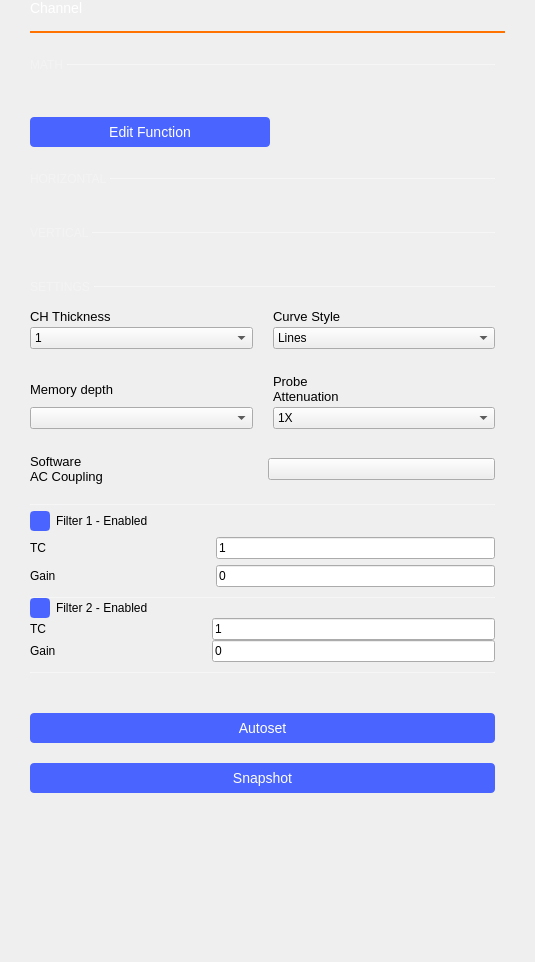
Above: ui/channel_settings.ui from analogdevicesinc/scopy before the change. Below: the same form after it.
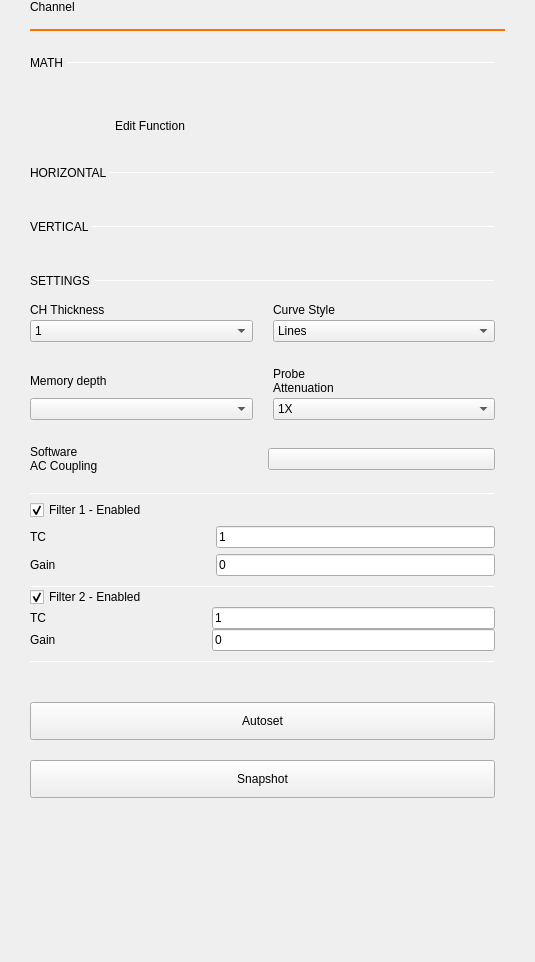
That is the form after the change. Custom widgets are drawn as their Qt base class.

What changed in the file:
```diff
--- a/ui/channel_settings.ui
+++ b/ui/channel_settings.ui
@@ -34,12 +34,6 @@
        <verstretch>0</verstretch>
       </sizepolicy>
      </property>
-     <property name="styleSheet">
-      <string notr="true">color: white;
-font-size: 14px;
-font-weight: normal;
-</string>
-     </property>
      <property name="text">
       <string>Channel</string>
      </property>
@@ -198,9 +192,6 @@
                   <height>1</height>
                  </size>
                 </property>
-                <property name="styleSheet">
-                 <string notr="true">border: 1px solid rgba(255, 255, 255, 70);</string>
-                </property>
                 <property name="orientation">
                  <enum>Qt::Horizontal</enum>
                 </property>
@@ -214,12 +205,6 @@
                   <verstretch>0</verstretch>
                  </sizepolicy>
                 </property>
-                <property name="styleSheet">
-                 <string notr="true">QLabel {
-  font-size: 12px;
-color: rgba(255, 255, 255, 70);
-}</string>
-                </property>
                 <property name="text">
                  <string>MATH </string>
                 </property>
@@ -273,11 +258,7 @@
               <item>
                <widget class="QLabel" name="function_2">
                 <property name="styleSheet">
-                 <string notr="true">QLabel {
-	color: white;
-	font: bold  ;	
-	font-size: 16px;
-}</string>
+                 <string notr="true"/>
                 </property>
                 <property name="text">
                  <string/>
@@ -314,31 +295,13 @@
                </size>
               </property>
               <property name="styleSheet">
-               <string notr="true">QPushButton {
+               <string notr="true">QPushButton{
   min-height: 30px;
   max-height: 30px;
   min-width: 240px;
   max-width: 240px;
 
   border: 0px;
-  border-radius: 4px;
-
-  background-color: #4a64ff;
-  color: #ffffff;
-
-  font-size: 14px;
-}
-
-QPushButton:pressed {
-  background-color: #2a44df;
-}
-
-QPushButton:disabled {
-  background-color:  #727273;
-}
-
-QPushButton:hover {
-	background-color: #4a34ff;
 }</string>
               </property>
               <property name="text">
@@ -403,12 +366,6 @@
                <verstretch>0</verstretch>
               </sizepolicy>
              </property>
-             <property name="styleSheet">
-              <string notr="true">QLabel {
-  font-size: 12px;
-color: rgba(255, 255, 255, 70);
-}</string>
-             </property>
              <property name="text">
               <string>HORIZONTAL </string>
              </property>
@@ -428,9 +385,6 @@
                <height>1</height>
               </size>
              </property>
-             <property name="styleSheet">
-              <string notr="true">border: 1px solid rgba(255, 255, 255, 70);</string>
-             </property>
              <property name="orientation">
               <enum>Qt::Horizontal</enum>
              </property>
@@ -495,9 +449,6 @@
                <height>1</height>
               </size>
              </property>
-             <property name="styleSheet">
-              <string notr="true">border: 1px solid rgba(255, 255, 255, 70);</string>
-             </property>
              <property name="orientation">
               <enum>Qt::Horizontal</enum>
              </property>
@@ -511,12 +462,6 @@
                <verstretch>0</verstretch>
               </sizepolicy>
              </property>
-             <property name="styleSheet">
-              <string notr="true">QLabel {
-  font-size: 12px;
-color: rgba(255, 255, 255, 70);
-}</string>
-             </property>
              <property name="text">
               <string>VERTICAL </string>
              </property>
@@ -604,12 +549,6 @@
                <verstretch>0</verstretch>
               </sizepolicy>
              </property>
-             <property name="styleSheet">
-              <string notr="true">QLabel {
-  font-size: 12px;
-color: rgba(255, 255, 255, 70);
-}</string>
-             </property>
              <property name="text">
               <string>SETTINGS </string>
              </property>
@@ -629,9 +568,6 @@
                <height>1</height>
               </size>
              </property>
-             <property name="styleSheet">
-              <string notr="true">border: 1px solid rgba(255, 255, 255, 70);</string>
-             </property>
              <property name="orientation">
               <enum>Qt::Horizontal</enum>
              </property>
@@ -684,9 +620,6 @@
            </property>
            <item>
             <widget class="QLabel" name="lblLineWidth">
-             <property name="styleSheet">
-              <string notr="true">font-size: 13px;</string>
-             </property>
              <property name="text">
               <string>CH Thickness</string>
              </property>
@@ -764,9 +697,6 @@
            </property>
            <item>
             <widget class="QLabel" name="label_3">
-             <property name="styleSheet">
-              <string notr="true">font-size: 13px;</string>
-             </property>
              <property name="text">
               <string>Memory depth</string>
              </property>
@@ -787,9 +717,6 @@
            </property>
            <item>
             <widget class="QLabel" name="label_4">
-             <property name="styleSheet">
-              <string notr="true">font-size: 13px;</string>
-             </property>
              <property name="text">
               <string>Curve Style</string>
              </property>
@@ -857,9 +784,6 @@
               </property>
               <item>
                <widget class="QLabel" name="probe_label">
-                <property name="styleSheet">
-                 <string notr="true">font-size: 13px;</string>
-                </property>
                 <property name="text">
                  <string>Probe
 Attenuation</string>
@@ -926,9 +850,6 @@
           </property>
           <item>
            <widget class="QLabel" name="label_2">
-            <property name="styleSheet">
-             <string notr="true">font-size: 13px;</string>
-            </property>
             <property name="text">
              <string>Software 
 AC Coupling</string>
@@ -954,22 +875,7 @@
        <item>
         <widget class="QWidget" name="filter1" native="true">
          <property name="styleSheet">
-          <string notr="true">QCheckBox::indicator {
-  border: 2px solid rgb(74, 100, 255);
-  border-radius: 4px;
-  width: 16px;
-  height: 16px;
-  subcontrol-position: left;
-}
-
-QCheckBox::indicator:checked {
-  background-color: rgb(74, 100, 255);
-}
-
-QCheckBox{
-text-align: center;
-
-}</string>
+          <string notr="true"/>
          </property>
          <layout class="QVBoxLayout" name="verticalLayout_5">
           <property name="leftMargin">
@@ -998,9 +904,6 @@
               <height>1</height>
              </size>
             </property>
-            <property name="styleSheet">
-             <string notr="true">border: 1px solid rgba(255, 255, 255, 70);</string>
-            </property>
             <property name="orientation">
              <enum>Qt::Horizontal</enum>
             </property>
@@ -1113,6 +1016,9 @@
        </item>
        <item>
         <widget class="QWidget" name="filter2" native="true">
+         <property name="styleSheet">
+          <string notr="true"/>
+         </property>
          <layout class="QVBoxLayout" name="verticalLayout_6">
           <property name="spacing">
            <number>0</number>
@@ -1143,9 +1049,6 @@
               <height>1</height>
              </size>
             </property>
-            <property name="styleSheet">
-             <string notr="true">border: 1px solid rgba(255, 255, 255, 70);</string>
-            </property>
             <property name="orientation">
              <enum>Qt::Horizontal</enum>
             </property>
@@ -1154,22 +1057,7 @@
           <item>
            <widget class="QCheckBox" name="filter2_en">
             <property name="styleSheet">
-             <string notr="true">QCheckBox::indicator {
-  border: 2px solid rgb(74, 100, 255);
-  border-radius: 4px;
-  width: 16px;
-  height: 16px;
-  subcontrol-position: left;
-}
-
-QCheckBox::indicator:checked {
-  background-color: rgb(74, 100, 255);
-}
-
-QCheckBox{
-text-align: center;
-
-}</string>
+             <string notr="true"/>
             </property>
             <property name="text">
              <string>Filter 2 - Enabled</string>
@@ -1288,9 +1176,6 @@
               <height>1</height>
              </size>
             </property>
-            <property name="styleSheet">
-             <string notr="true">border: 1px solid rgba(255, 255, 255, 70);</string>
-            </property>
             <property name="orientation">
              <enum>Qt::Horizontal</enum>
             </property>
@@ -1324,28 +1209,10 @@
           <string notr="true">QPushButton{
   width: 175px;
   height: 30px;
-  border-radius: 4px;
-  background-color: #4a64ff;
-  
-  font-size: 14px;
+
   font-weight: normal;
   font-style: normal;
   text-align: center;
-  color: #ffffff;
-}
-
-
-QPushButton:disabled {
-  background-color: grey;
-  color:white;
-}
-
-QPushButton:pressed {
-  background-color: #2a44df;
-}
-
-QPushButton:hover {
-	background-color: #4a34ff;
 }</string>
          </property>
          <property name="text">
@@ -1375,28 +1242,10 @@
           <string notr="true">QPushButton{
   width: 175px;
   height: 30px;
-  border-radius: 4px;
-  background-color: #4a64ff;
-  
-  font-size: 14px;
+
   font-weight: normal;
   font-style: normal;
   text-align: center;
-  color: #ffffff;
-}
-
-
-QPushButton:disabled {
-  background-color: grey;
-  color:white;
-}
-
-QPushButton:pressed {
-  background-color: #2a44df;
-}
-
-QPushButton:hover {
-	background-color: #4a34ff;
 }</string>
          </property>
          <property name="text">
```
Left out of the diff: 47 changed lines with no effect on the pictures.
